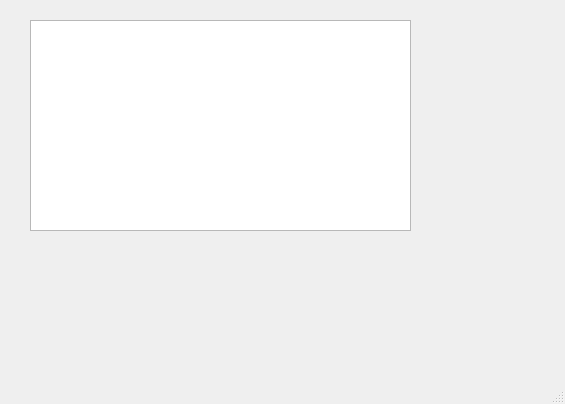
Above: adaptive_autosar_simulation/mainwindow.ui from ShamsElgohary/OTA-Adaptive-AUTOSAR-Project before the change. Below: the same form after it.
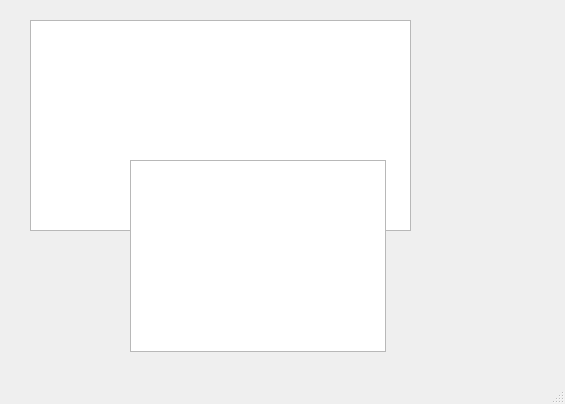
That is the form after the change.

Diff of the .ui file:
```diff
--- a/adaptive_autosar_simulation/mainwindow.ui
+++ b/adaptive_autosar_simulation/mainwindow.ui
@@ -27,6 +27,16 @@
      <string notr="true">ss</string>
     </property>
    </widget>
+   <widget class="QTableView" name="tableView">
+    <property name="geometry">
+     <rect>
+      <x>130</x>
+      <y>160</y>
+      <width>256</width>
+      <height>192</height>
+     </rect>
+    </property>
+   </widget>
   </widget>
   <widget class="QMenuBar" name="menubar">
    <property name="geometry">
```
